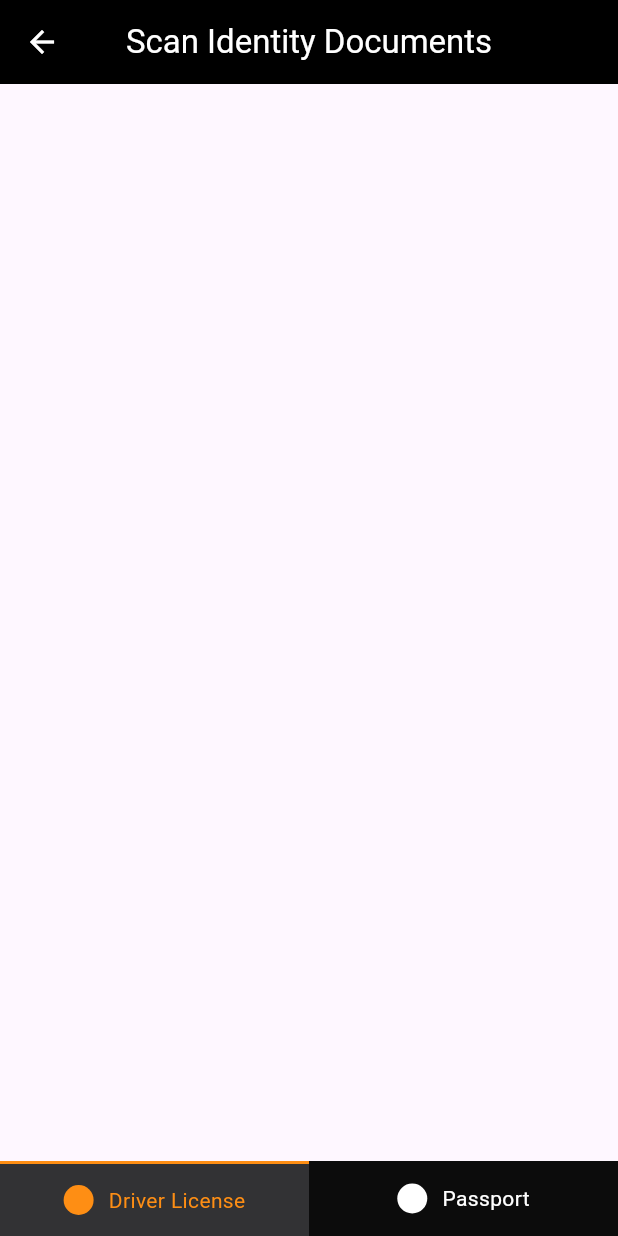
After one commit to yushulx/flutter-last-mile-delivery, a Flutter app: the IdScanPage screen opened directly, on a phone screen of 412 x 824 dp. The commit adds this screen. Run offline on Flutter 3.47's test engine with Material 2 defaults, Android fonts, the phone set to English and light mode, and no system bars.

Commit message:
Added id scan page

```diff
--- /dev/null
+++ b/lib/id_scan_page.dart
@@ -0,0 +1,185 @@
+import 'package:flutter/material.dart';
+
+class IdScanPage extends StatefulWidget {
+  const IdScanPage({super.key});
+
+  @override
+  State<IdScanPage> createState() => _IdScanPageState();
+}
+
+class _IdScanPageState extends State<IdScanPage> {
+  bool _isDriverLicense = true;
+
+  Widget getButtons() {
+    if (_isDriverLicense) {
+      return Row(children: [
+        GestureDetector(
+            onTap: () {
+              setState(() {
+                _isDriverLicense = true;
+              });
+            },
+            child: SizedBox(
+              width: MediaQuery.of(context).size.width / 2,
+              height: 50,
+              child: Container(
+                padding: const EdgeInsets.all(10),
+                decoration: const BoxDecoration(
+                  color: Color(0xff323234),
+                  border: Border(
+                    top: BorderSide(
+                      color: Color(0xFFfe8e14),
+                      width: 2,
+                    ),
+                  ),
+                ),
+                child:
+                    Row(mainAxisAlignment: MainAxisAlignment.center, children: [
+                  Container(
+                    width: 20.0,
+                    height: 20.0,
+                    decoration: const BoxDecoration(
+                      color: Color(0xFFfe8e14),
+                      shape: BoxShape.circle,
+                    ),
+                  ),
+                  const SizedBox(width: 10.0),
+                  const Text(
+                    'Driver License',
+                    style: TextStyle(color: Color(0xFFfe8e14)),
+                  )
+                ]),
+              ),
+            )),
+        GestureDetector(
+            onTap: () {
+              setState(() {
+                _isDriverLicense = false;
+              });
+            },
+            child: SizedBox(
+              width: MediaQuery.of(context).size.width / 2,
+              height: 50,
+              child: Container(
+                padding: const EdgeInsets.all(10),
+                decoration: const BoxDecoration(
+                  color: Color(0xff0C0C0C),
+                ),
+                child:
+                    Row(mainAxisAlignment: MainAxisAlignment.center, children: [
+                  Container(
+                    width: 20.0,
+                    height: 20.0,
+                    decoration: const BoxDecoration(
+                      color: Colors.white,
+                      shape: BoxShape.circle,
+                    ),
+                  ),
+                  const SizedBox(width: 10.0),
+                  const Text(
+                    'Passport',
+                    style: TextStyle(color: Colors.white),
+                  )
+                ]),
+              ),
+            ))
+      ]);
+    } else {
+      return Row(children: [
+        GestureDetector(
+            onTap: () {
+              setState(() {
+                _isDriverLicense = true;
+              });
+            },
+            child: SizedBox(
+              width: MediaQuery.of(context).size.width / 2,
+              height: 50,
+              child: Container(
+                padding: const EdgeInsets.all(10),
+                decoration: const BoxDecoration(
+                  color: Color(0xff0C0C0C),
+                ),
+                child:
+                    Row(mainAxisAlignment: MainAxisAlignment.center, children: [
+                  Container(
+                    width: 20.0,
+                    height: 20.0,
+                    decoration: const BoxDecoration(
+                      color: Colors.white,
+                      shape: BoxShape.circle,
+                    ),
+                  ),
+                  const SizedBox(width: 10.0),
+                  const Text(
+                    'Driver License',
+                    style: TextStyle(color: Colors.white),
+                  )
+                ]),
+              ),
+            )),
+        GestureDetector(
+            onTap: () {
+              setState(() {
+                _isDriverLicense = false;
+              });
+            },
+            child: SizedBox(
+              width: MediaQuery.of(context).size.width / 2,
+              height: 50,
+              child: Container(
+                padding: const EdgeInsets.all(10),
+                decoration: const BoxDecoration(
+                  color: Color(0xff323234),
+                  border: Border(
+                    top: BorderSide(
+                      color: Color(0xFFfe8e14),
+                      width: 2,
+                    ),
+                  ),
+                ),
+                child:
+                    Row(mainAxisAlignment: MainAxisAlignment.center, children: [
+                  Container(
+                    width: 20.0,
+                    height: 20.0,
+                    decoration: const BoxDecoration(
+                      color: Color(0xFFfe8e14),
+                      shape: BoxShape.circle,
+                    ),
+                  ),
+                  const SizedBox(width: 10.0),
+                  const Text(
+                    'Passport',
+                    style: TextStyle(color: Color(0xFFfe8e14)),
+                  )
+                ]),
+              ),
+            ))
+      ]);
+    }
+  }
+
+  @override
+  Widget build(BuildContext context) {
+    return Scaffold(
+      appBar: AppBar(
+        backgroundColor: Colors.black,
+        title: const Text(
+          'Scan Identity Documents',
+          style: TextStyle(color: Colors.white),
+        ),
+        centerTitle: true,
+        leading: IconButton(
+          icon: const Icon(Icons.arrow_back, color: Colors.white),
+          onPressed: () => Navigator.of(context).pop(),
+        ),
+      ),
+      body: Stack(
+        children: <Widget>[
+          Positioned(bottom: 0, child: getButtons()),
+        ],
+      ),
+    );
+  }
+}
--- a/lib/main.dart
+++ b/lib/main.dart
@@ -88,7 +88,7 @@ class _MyHomePageState extends State<MyHomePage> {
                   Navigator.push(
                     context,
                     MaterialPageRoute(
-                      builder: (context) => const SingUpPage(),
+                      builder: (context) => const SignUpPage(),
                     ),
                   );
                 },
--- a/lib/signup_page.dart
+++ b/lib/signup_page.dart
@@ -1,14 +1,16 @@
 import 'package:delivery/login_page.dart';
 import 'package:flutter/material.dart';
 
-class SingUpPage extends StatefulWidget {
-  const SingUpPage({super.key});
+import 'id_scan_page.dart';
+
+class SignUpPage extends StatefulWidget {
+  const SignUpPage({super.key});
 
   @override
-  State<SingUpPage> createState() => _SingUpPageState();
+  State<SignUpPage> createState() => _SignUpPageState();
 }
 
-class _SingUpPageState extends State<SingUpPage> {
+class _SignUpPageState extends State<SignUpPage> {
   final _inputDecoration = const InputDecoration(
     filled: true,
     border: OutlineInputBorder(),
@@ -172,7 +174,7 @@ class _SingUpPageState extends State<SingUpPage> {
                   Navigator.push(
                     context,
                     MaterialPageRoute(
-                      builder: (context) => const SingUpPage(),
+                      builder: (context) => const IdScanPage(),
                     ),
                   );
                 },
```
